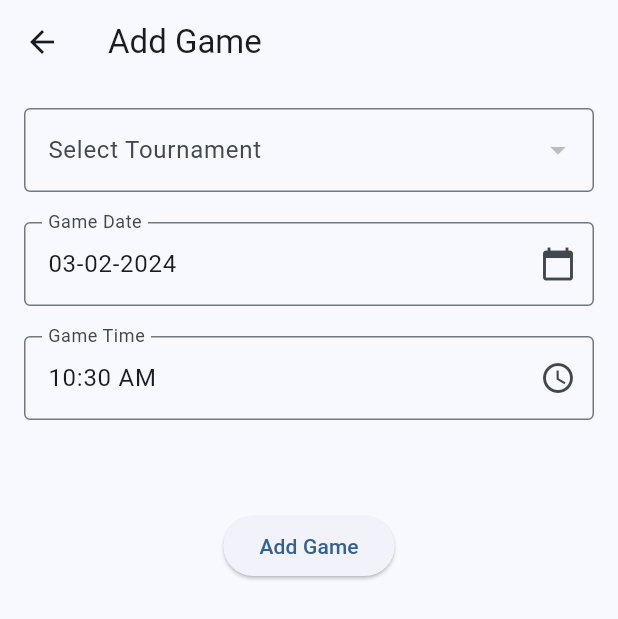
After one commit to Samooh-9820060/score_manager, a Flutter app: the AddGameForm screen opened directly, after a tap on "Add Game", on a phone screen of 412 x 824 dp. The commit adds this screen. Shown: the top 619 px of the screen. Run offline on Flutter 3.47's test engine with Material 3 defaults, Android fonts, the phone set to English and light mode, and no system bars; our stand-ins replace auto_size_text, cloud_firestore, firebase_auth, firebase_core, google_sign_in, rxdart; accounts and stored records are empty.

Commit message:
Game Form
Add Game Page Designed

```diff
--- /dev/null
+++ b/lib/screens/game_form.dart
@@ -0,0 +1,241 @@
+import 'package:firebase_auth/firebase_auth.dart';
+import 'package:flutter/material.dart';
+import 'package:intl/intl.dart';
+
+import '../models/Tournament.dart';
+import '../services/TournamentService.dart';
+
+class AddGameForm extends StatefulWidget {
+  final Tournament? tournament;
+
+  AddGameForm({super.key, this.tournament});
+
+  @override
+  _AddGameFormState createState() => _AddGameFormState();
+}
+
+class _AddGameFormState extends State<AddGameForm> {
+  final GlobalKey<FormState> _formKey = GlobalKey<FormState>();
+  TextEditingController _dateTimeController = TextEditingController();
+  TextEditingController _timeController = TextEditingController();
+  Map<String, TextEditingController> _scoreControllers = {};
+  String? _selectedWinner;
+  String? _selectedTournamentId;
+  List<Tournament> availableTournaments = []; // List of available tournaments
+
+  Future<void> _selectDate(BuildContext context) async {
+    final DateTime? pickedDate = await showDatePicker(
+      context: context,
+      initialDate: DateTime.now(),
+      firstDate: DateTime(2000),
+      lastDate: DateTime(2030),
+    );
+    if (pickedDate != null && pickedDate != DateTime.now()) {
+      _dateTimeController.text = DateFormat('dd-MM-yyyy').format(pickedDate);
+    }
+  }
+
+  Future<void> _selectTime(BuildContext context) async {
+    final TimeOfDay? pickedTime = await showTimePicker(
+      context: context,
+      initialTime: TimeOfDay.now(),
+    );
+    if (pickedTime != null) {
+      _timeController.text = pickedTime.format(context);
+    }
+  }
+
+  @override
+  void initState() {
+    super.initState();
+    // Fetch available tournaments and set the default tournament if provided
+    _fetchTournaments();
+
+    // Schedule a post-frame callback to set initial values
+    WidgetsBinding.instance.addPostFrameCallback((_) {
+      if (mounted) {
+        setState(() {
+          _dateTimeController.text = DateFormat('dd-MM-yyyy').format(DateTime.now());
+          _timeController.text = TimeOfDay.now().format(context);
+        });
+      }
+    });
+
+    if (widget.tournament != null) {
+      _selectedTournamentId = widget.tournament!.id;
+      _initializeScoreControllers(widget.tournament!);
+    }
+  }
+
+  void _initializeScoreControllers(Tournament tournament) {
+    _scoreControllers.clear();
+    for (var participant in tournament.participants) {
+      _scoreControllers[participant.id == null ? participant.name : participant.name] = TextEditingController();
+    }
+  }
+
+  Future<void> _fetchTournaments() async {
+    String userId = FirebaseAuth.instance.currentUser?.uid ?? '';
+    var stream = TournamentService().getEditableTournamentsStream(userId);
+
+    stream.listen((tournaments) {
+      setState(() {
+        availableTournaments = tournaments;
+        if (widget.tournament != null) {
+          _selectedTournamentId = widget.tournament!.id;
+          _initializeScoreControllers(widget.tournament!);
+        }
+      });
+    });
+  }
+
+  @override
+  Widget build(BuildContext context) {
+    return Scaffold(
+      appBar: AppBar(
+        title: Text('Add Game'),
+      ),
+      body: SingleChildScrollView(
+        child: Padding(
+          padding: EdgeInsets.all(16.0),
+          child: Form(
+            key: _formKey,
+            child: Column(
+              crossAxisAlignment: CrossAxisAlignment.start,
+              children: <Widget>[
+                DropdownButtonFormField<String>(
+                  value: _selectedTournamentId,
+                  onChanged: (String? newValue) {
+                    setState(() {
+                      _selectedTournamentId = newValue;
+                      // Find the selected tournament and initialize score controllers
+                      var selectedTournament = availableTournaments.firstWhere(
+                            (tournament) => tournament.id == newValue,
+                        //orElse: () => null,
+                      );
+                      _scoreControllers.clear();
+                      if (selectedTournament != null) {
+                        _initializeScoreControllers(selectedTournament);
+                      }
+                    });
+                  },
+                  items: availableTournaments.map<DropdownMenuItem<String>>((Tournament tournament) {
+                    return DropdownMenuItem<String>(
+                      value: tournament.id,
+                      child: Text(tournament.name),
+                    );
+                  }).toList(),
+                  decoration: InputDecoration(
+                    labelText: 'Select Tournament',
+                    border: OutlineInputBorder(),
+                  ),
+                ),
+                SizedBox(height: 20),
+                TextFormField(
+                  controller: _dateTimeController,
+                  decoration: InputDecoration(
+                    labelText: 'Game Date',
+                    border: OutlineInputBorder(),
+                    suffixIcon: IconButton(
+                      icon: Icon(Icons.calendar_today),
+                      onPressed: () => _selectDate(context),
+                    ),
+                  ),
+                  readOnly: true,
+                ),
+                SizedBox(height: 20),
+                TextFormField(
+                  controller: _timeController,
+                  decoration: InputDecoration(
+                    labelText: 'Game Time',
+                    border: OutlineInputBorder(),
+                    suffixIcon: IconButton(
+                      icon: Icon(Icons.access_time),
+                      onPressed: () => _selectTime(context),
+                    ),
+                  ),
+                  readOnly: true,
+                ),
+                SizedBox(height: 20),
+                // Score fields for each participant
+                ..._scoreControllers.entries.map((entry) {
+                  return Padding(
+                    padding: EdgeInsets.only(bottom: 10),
+                    child: Row(
+                      children: [
+                        Expanded(
+                          flex: 3,
+                          child: Container(
+                            padding: EdgeInsets.symmetric(vertical: 15, horizontal: 10),
+                            decoration: BoxDecoration(
+                              color: Colors.grey[300],
+                              borderRadius: BorderRadius.horizontal(left: Radius.circular(10)),
+                            ),
+                            child: Text(
+                              entry.key,
+                              style: TextStyle(fontSize: 16),
+                            ),
+                          ),
+                        ),
+                        Expanded(
+                          flex: 2,
+                          child: Container(
+                            decoration: BoxDecoration(
+                              border: Border.all(color: Colors.grey[400]!),
+                              borderRadius: BorderRadius.horizontal(right: Radius.circular(10)),
+                            ),
+                            child: TextFormField(
+                              controller: entry.value,
+                              keyboardType: TextInputType.number,
+                              decoration: const InputDecoration(
+                                labelText: 'Score',
+                                border: InputBorder.none,
+                                contentPadding: EdgeInsets.symmetric(vertical: 5, horizontal: 10), // Adjusted padding
+                              ),
+                            ),
+                          ),
+                        ),
+                      ],
+                    ),
+                  );
+                }),
+                SizedBox(height: 20),
+                if (_selectedTournamentId != null && availableTournaments.isNotEmpty)
+                  DropdownButtonFormField<String>(
+                    value: _selectedWinner,
+                    onChanged: (String? newValue) {
+                      setState(() {
+                        _selectedWinner = newValue;
+                      });
+                    },
+                    items: availableTournaments
+                        .firstWhere((tournament) => tournament.id == _selectedTournamentId)
+                        .participants
+                        .map<DropdownMenuItem<String>>((participant) {
+                      return DropdownMenuItem<String>(
+                        value: participant.id ?? participant.name,
+                        child: Text(participant.name),
+                      );
+                    }).toList(),
+                    decoration: InputDecoration(
+                      labelText: 'Select Winner',
+                      border: OutlineInputBorder(),
+                    ),
+                  ),
+                SizedBox(height: 20),
+                Center(
+                  child: ElevatedButton(
+                    onPressed: () {
+                      // Logic to handle game addition
+                    },
+                    child: const Text('Add Game'),
+                  ),
+                ),
+              ],
+            ),
+          ),
+        ),
+      ),
+    );
+  }
+}
--- /dev/null
+++ b/lib/services/TournamentService.dart
@@ -0,0 +1,33 @@
+import 'package:cloud_firestore/cloud_firestore.dart';
+import 'package:rxdart/rxdart.dart';
+import '../models/Tournament.dart';
+
+class TournamentService {
+  final FirebaseFirestore _firestore = FirebaseFirestore.instance;
+
+  Stream<List<Tournament>> getEditableTournamentsStream(String userId) {
+    var createdByStream = _firestore
+        .collection('tournaments')
+        .where('createdBy', isEqualTo: userId)
+        .snapshots()
+        .map((snapshot) => snapshot.docs.map((doc) => Tournament.fromFirestore(doc)).toList());
+
+    var viewTournamentStream = _firestore
+        .collection('tournaments')
+        .where('viewTournament', arrayContains: userId)
+        .snapshots()
+        .map((snapshot) => snapshot.docs.map((doc) => Tournament.fromFirestore(doc)).toList());
+
+    return Rx.combineLatest2(createdByStream, viewTournamentStream, (List<Tournament> a, List<Tournament> b) {
+      var combinedMap = <String, Tournament>{};
+      for (var tournament in [...a, ...b]) {
+        combinedMap[tournament.id] = tournament;
+      }
+      var combinedList = combinedMap.values.toList();
+      combinedList.sort((a, b) => b.createdDate.compareTo(a.createdDate));
+      return combinedList;
+    });
+  }
+
+// Other Firestore tournament-related methods can be added here
+}
```
Also changed, not shown: lib/screens/home_page.dart (+9 -5 lines), lib/screens/tournament_page.dart (+2 -28 lines).
